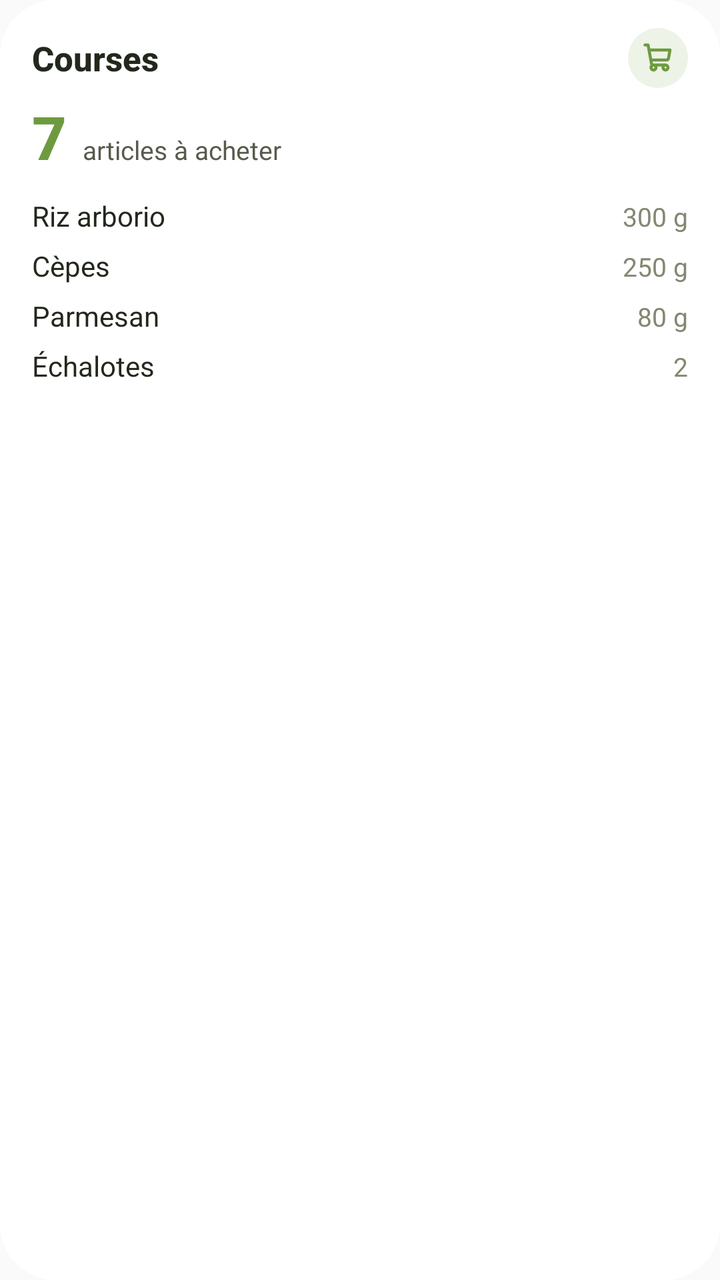
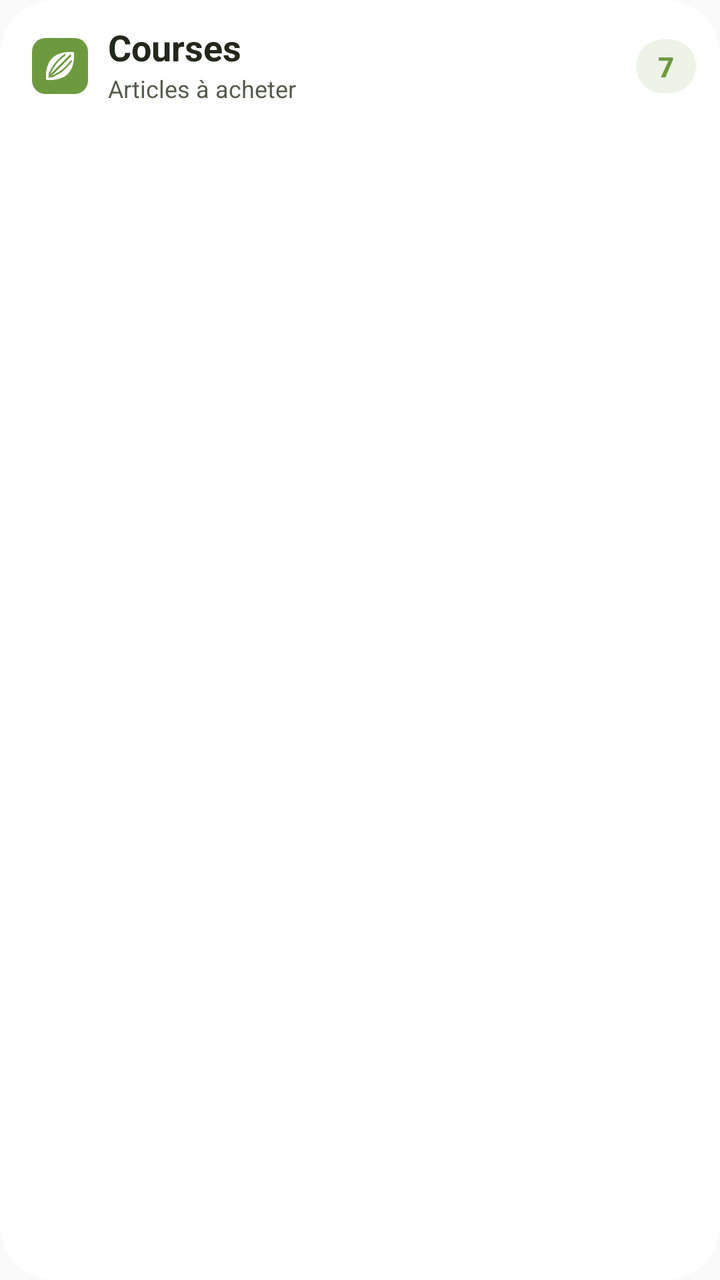

Before-and-after screenshots of an Android layout around one commit, followed by the original layout XML and the change that was made.
<!-- AndroidManifest.xml: application theme AppTheme -->
<!-- res/layout/widget_shopping.xml -->
<?xml version="1.0" encoding="utf-8"?>
<LinearLayout xmlns:android="http://schemas.android.com/apk/res/android"
    android:id="@android:id/background"
    android:layout_width="match_parent"
    android:layout_height="match_parent"
    android:background="@drawable/widget_background"
    android:orientation="vertical"
    android:paddingStart="16dp"
    android:paddingTop="14dp"
    android:paddingEnd="16dp"
    android:paddingBottom="14dp">

    <LinearLayout
        android:layout_width="match_parent"
        android:layout_height="wrap_content"
        android:baselineAligned="true"
        android:gravity="center_vertical"
        android:orientation="horizontal">

        <TextView
            android:layout_width="wrap_content"
            android:layout_height="wrap_content"
            android:fontFamily="sans-serif-medium"
            android:text="Courses"
            android:textColor="@color/widget_text"
            android:textSize="17sp"
            android:textStyle="bold" />

        
        <TextView
            android:layout_width="0dp"
            android:layout_height="wrap_content"
            android:layout_weight="1" />

        <ImageView
            android:layout_width="30dp"
            android:layout_height="30dp"
            android:background="@drawable/widget_chip"
            android:contentDescription="@null"
            android:padding="7dp"
            android:src="@drawable/ic_glyph_cart"
            android:tint="@color/widget_accent" />
    </LinearLayout>

    <LinearLayout
        android:layout_width="match_parent"
        android:layout_height="wrap_content"
        android:layout_marginTop="4dp"
        android:layout_marginBottom="4dp"
        android:baselineAligned="true"
        android:orientation="horizontal">

        <TextView
            android:id="@+id/shop_count"
            android:layout_width="wrap_content"
            android:layout_height="wrap_content"
            android:layout_marginEnd="8dp"
            android:fontFamily="sans-serif-medium"
            android:text="7"
            android:textColor="@color/widget_accent"
            android:textSize="30sp"
            android:textStyle="bold" />

        <TextView
            android:id="@+id/shop_count_label"
            android:layout_width="0dp"
            android:layout_height="wrap_content"
            android:layout_weight="1"
            android:text="articles à acheter"
            android:textColor="@color/widget_text2"
            android:textSize="13sp" />
    </LinearLayout>

    <LinearLayout
        android:id="@+id/shop_row_0"
        android:layout_width="match_parent"
        android:layout_height="wrap_content"
        android:baselineAligned="true"
        android:orientation="horizontal"
        android:paddingTop="6dp">

        <TextView
            android:id="@+id/shop_name_0"
            android:layout_width="0dp"
            android:layout_height="wrap_content"
            android:layout_weight="1"
            android:ellipsize="end"
            android:maxLines="1"
            android:text="Riz arborio"
            android:textColor="@color/widget_text"
            android:textSize="14sp" />

        <TextView
            android:id="@+id/shop_qty_0"
            android:layout_width="wrap_content"
            android:layout_height="wrap_content"
            android:layout_marginStart="8dp"
            android:maxLines="1"
            android:text="300 g"
            android:textColor="@color/widget_text3"
            android:textSize="13sp" />
    </LinearLayout>

    <LinearLayout
        android:id="@+id/shop_row_1"
        android:layout_width="match_parent"
        android:layout_height="wrap_content"
        android:baselineAligned="true"
        android:orientation="horizontal"
        android:paddingTop="6dp">

        <TextView
            android:id="@+id/shop_name_1"
            android:layout_width="0dp"
            android:layout_height="wrap_content"
            android:layout_weight="1"
            android:ellipsize="end"
            android:maxLines="1"
            android:text="Cèpes"
            android:textColor="@color/widget_text"
            android:textSize="14sp" />

        <TextView
            android:id="@+id/shop_qty_1"
            android:layout_width="wrap_content"
            android:layout_height="wrap_content"
            android:layout_marginStart="8dp"
            android:maxLines="1"
            android:text="250 g"
            android:textColor="@color/widget_text3"
            android:textSize="13sp" />
    </LinearLayout>

    <LinearLayout
        android:id="@+id/shop_row_2"
        android:layout_width="match_parent"
        android:layout_height="wrap_content"
        android:baselineAligned="true"
        android:orientation="horizontal"
        android:paddingTop="6dp">

        <TextView
            android:id="@+id/shop_name_2"
            android:layout_width="0dp"
            android:layout_height="wrap_content"
            android:layout_weight="1"
            android:ellipsize="end"
            android:maxLines="1"
            android:text="Parmesan"
            android:textColor="@color/widget_text"
            android:textSize="14sp" />

        <TextView
            android:id="@+id/shop_qty_2"
            android:layout_width="wrap_content"
            android:layout_height="wrap_content"
            android:layout_marginStart="8dp"
            android:maxLines="1"
            android:text="80 g"
            android:textColor="@color/widget_text3"
            android:textSize="13sp" />
    </LinearLayout>

    <LinearLayout
        android:id="@+id/shop_row_3"
        android:layout_width="match_parent"
        android:layout_height="wrap_content"
        android:baselineAligned="true"
        android:orientation="horizontal"
        android:paddingTop="6dp">

        <TextView
            android:id="@+id/shop_name_3"
            android:layout_width="0dp"
            android:layout_height="wrap_content"
            android:layout_weight="1"
            android:ellipsize="end"
            android:maxLines="1"
            android:text="Échalotes"
            android:textColor="@color/widget_text"
            android:textSize="14sp" />

        <TextView
            android:id="@+id/shop_qty_3"
            android:layout_width="wrap_content"
            android:layout_height="wrap_content"
            android:layout_marginStart="8dp"
            android:maxLines="1"
            android:text="2"
            android:textColor="@color/widget_text3"
            android:textSize="13sp" />
    </LinearLayout>
</LinearLayout>
<!-- resources referenced by this layout -->
<resources>
  <color name="widget_accent">#6e9a3f</color>
  <color name="widget_text">#23281d</color>
  <color name="widget_text2">#565b4c</color>
  <color name="widget_text3">#838872</color>
  <!-- drawable ic_glyph_cart (drawable) -->
  <?xml version="1.0" encoding="utf-8"?>
  <vector xmlns:android="http://schemas.android.com/apk/res/android"
      android:width="24dp"
      android:height="24dp"
      android:viewportWidth="256"
      android:viewportHeight="256">
      <path android:fillColor="#FFFFFFFF" android:pathData="M233.21,56.31A12,12,0,0,0,224,52H66L60.53,21.85A12,12,0,0,0,48.73,12H24a12,12,0,0,0,0,24H38.71L63.62,173a28,28,0,0,0,4.07,10.21A32,32,0,1,0,123,196h34a32,32,0,1,0,31-24H91.17a4,4,0,0,1-3.93-3.28L84.92,156H196.1a28,28,0,0,0,27.55-23l12.16-66.86A12,12,0,0,0,233.21,56.31ZM100,204a8,8,0,1,1-8-8A8,8,0,0,1,100,204Zm88,8a8,8,0,1,1,8-8A8,8,0,0,1,188,212Zm12-83.28A4,4,0,0,1,196.1,132H80.56L70.38,76H209.62Z" />
  </vector>
  <!-- drawable widget_background (drawable) -->
  <?xml version="1.0" encoding="utf-8"?>
  <shape xmlns:android="http://schemas.android.com/apk/res/android" android:shape="rectangle">
      <solid android:color="@color/widget_surface" />
      <corners android:radius="@dimen/widget_radius" />
  </shape>
  <!-- drawable widget_chip (drawable) -->
  <?xml version="1.0" encoding="utf-8"?>
  <shape xmlns:android="http://schemas.android.com/apk/res/android" android:shape="oval">
      <solid android:color="@color/widget_chip" />
  </shape>
  <style name="AppTheme" parent="Theme.AppCompat.Light.DarkActionBar">
          
          <item name="colorPrimary">@color/colorPrimary</item>
          <item name="colorPrimaryDark">@color/colorPrimaryDark</item>
          <item name="colorAccent">@color/colorAccent</item>
      </style>
  <color name="widget_surface">#ffffff</color>
  <dimen name="widget_radius">24dp</dimen>
  <color name="widget_chip">#1f6e9a3f</color>
</resources>

<!-- the commit's change to res/layout/widget_shopping.xml (unified diff, before → after) -->
@@ -7,187 +7,120 @@
     android:orientation="vertical"
     android:paddingStart="16dp"
     android:paddingTop="14dp"
-    android:paddingEnd="16dp"
-    android:paddingBottom="14dp">
+    android:paddingEnd="12dp"
+    android:paddingBottom="6dp">
 
     <LinearLayout
+        android:id="@+id/shop_header"
         android:layout_width="match_parent"
         android:layout_height="wrap_content"
-        android:baselineAligned="true"
         android:gravity="center_vertical"
         android:orientation="horizontal">
 
-        <TextView
-            android:layout_width="wrap_content"
-            android:layout_height="wrap_content"
-            android:fontFamily="sans-serif-medium"
-            android:text="Courses"
-            android:textColor="@color/widget_text"
-            android:textSize="17sp"
-            android:textStyle="bold" />
+        <ImageView
+            android:layout_width="28dp"
+            android:layout_height="28dp"
+            android:contentDescription="Cardamome"
+            android:src="@drawable/ic_widget_logo" />
 
-        
-        <TextView
+        <LinearLayout
             android:layout_width="0dp"
             android:layout_height="wrap_content"
-            android:layout_weight="1" />
+            android:layout_marginStart="10dp"
+            android:layout_weight="1"
+            android:orientation="vertical">
 
-        <ImageView
-            android:layout_width="30dp"
-            android:layout_height="30dp"
-            android:background="@drawable/widget_chip"
-            android:contentDescription="@null"
-            android:padding="7dp"
-            android:src="@drawable/ic_glyph_cart"
-            android:tint="@color/widget_accent" />
-    </LinearLayout>
+            <TextView
+                android:layout_width="wrap_content"
+                android:layout_height="wrap_content"
+                android:fontFamily="sans-serif"
+                android:includeFontPadding="false"
+                android:text="Courses"
+                android:textColor="@color/widget_text"
+                android:textSize="18sp"
+                android:textStyle="bold" />
 
-    <LinearLayout
-        android:layout_width="match_parent"
-        android:layout_height="wrap_content"
-        android:layout_marginTop="4dp"
-        android:layout_marginBottom="4dp"
-        android:baselineAligned="true"
-        android:orientation="horizontal">
+            <TextView
+                android:id="@+id/shop_subtitle"
+                android:layout_width="wrap_content"
+                android:layout_height="wrap_content"
+                android:layout_marginTop="1dp"
+                android:maxLines="1"
+                android:ellipsize="end"
+                android:text="Articles à acheter"
+                android:textColor="@color/widget_text2"
+                android:textSize="12sp" />
+        </LinearLayout>
 
         <TextView
             android:id="@+id/shop_count"
             android:layout_width="wrap_content"
             android:layout_height="wrap_content"
-            android:layout_marginEnd="8dp"
+            android:background="@drawable/widget_pill"
             android:fontFamily="sans-serif-medium"
+            android:minWidth="30dp"
+            android:gravity="center"
+            android:paddingStart="10dp"
+            android:paddingTop="4dp"
+            android:paddingEnd="10dp"
+            android:paddingBottom="4dp"
             android:text="7"
             android:textColor="@color/widget_accent"
-            android:textSize="30sp"
+            android:textSize="14sp"
             android:textStyle="bold" />
-
-        <TextView
-            android:id="@+id/shop_count_label"
-            android:layout_width="0dp"
-            android:layout_height="wrap_content"
-            android:layout_weight="1"
-            android:text="articles à acheter"
-            android:textColor="@color/widget_text2"
-            android:textSize="13sp" />
     </LinearLayout>
 
-    <LinearLayout
-        android:id="@+id/shop_row_0"
+    <FrameLayout
         android:layout_width="match_parent"
-        android:layout_height="wrap_content"
-        android:baselineAligned="true"
-        android:orientation="horizontal"
-        android:paddingTop="6dp">
+        android:layout_height="0dp"
+        android:layout_marginTop="8dp"
+        android:layout_weight="1">
 
-        <TextView
-            android:id="@+id/shop_name_0"
-            android:layout_width="0dp"
-            android:layout_height="wrap_content"
-            android:layout_weight="1"
-            android:ellipsize="end"
-            android:maxLines="1"
-            android:text="Riz arborio"
-            android:textColor="@color/widget_text"
-            android:textSize="14sp" />
+        <ListView
+            android:id="@+id/shop_list"
+            android:layout_width="match_parent"
+            android:layout_height="match_parent"
+            android:clipToPadding="false"
+            android:divider="@null"
+            android:paddingBottom="16dp"
+            android:scrollbars="none" />
 
-        <TextView
-            android:id="@+id/shop_qty_0"
-            android:layout_width="wrap_content"
-            android:layout_height="wrap_content"
-            android:layout_marginStart="8dp"
-            android:maxLines="1"
-            android:text="300 g"
-            android:textColor="@color/widget_text3"
-            android:textSize="13sp" />
-    </LinearLayout>
+        <LinearLayout
+            android:id="@+id/shop_empty"
+            android:layout_width="match_parent"
+            android:layout_height="match_parent"
+            android:gravity="center_vertical"
+            android:orientation="horizontal"
+            android:paddingBottom="12dp"
+            android:visibility="gone">
 
-    <LinearLayout
-        android:id="@+id/shop_row_1"
-        android:layout_width="match_parent"
-        android:layout_height="wrap_content"
-        android:baselineAligned="true"
-        android:orientation="horizontal"
-        android:paddingTop="6dp">
+            <ImageView
+                android:layout_width="40dp"
+                android:layout_height="40dp"
+                android:background="@drawable/widget_chip"
+                android:contentDescription="@null"
+                android:padding="10dp"
+                android:src="@drawable/ic_glyph_cart"
+                android:tint="@color/widget_accent" />
 
-        <TextView
-            android:id="@+id/shop_name_1"
-            android:layout_width="0dp"
-            android:layout_height="wrap_content"
-            android:layout_weight="1"
-            android:ellipsize="end"
-            android:maxLines="1"
-            android:text="Cèpes"
-            android:textColor="@color/widget_text"
-            android:textSize="14sp" />
+            <TextView
+                android:id="@+id/shop_empty_text"
+                android:layout_width="0dp"
+                android:layout_height="wrap_content"
+                android:layout_marginStart="12dp"
+                android:layout_weight="1"
+                android:lineSpacingExtra="2dp"
+                android:text="Rien à acheter pour l'instant."
+                android:textColor="@color/widget_text2"
+                android:textSize="13sp" />
+        </LinearLayout>
 
-        <TextView
-            android:id="@+id/shop_qty_1"
-            android:layout_width="wrap_content"
-            android:layout_height="wrap_content"
-            android:layout_marginStart="8dp"
-            android:maxLines="1"
-            android:text="250 g"
-            android:textColor="@color/widget_text3"
-            android:textSize="13sp" />
-    </LinearLayout>
-
-    <LinearLayout
-        android:id="@+id/shop_row_2"
-        android:layout_width="match_parent"
-        android:layout_height="wrap_content"
-        android:baselineAligned="true"
-        android:orientation="horizontal"
-        android:paddingTop="6dp">
-
-        <TextView
-            android:id="@+id/shop_name_2"
-            android:layout_width="0dp"
-            android:layout_height="wrap_content"
-            android:layout_weight="1"
-            android:ellipsize="end"
-            android:maxLines="1"
-            android:text="Parmesan"
-            android:textColor="@color/widget_text"
-            android:textSize="14sp" />
-
-        <TextView
-            android:id="@+id/shop_qty_2"
-            android:layout_width="wrap_content"
-            android:layout_height="wrap_content"
-            android:layout_marginStart="8dp"
-            android:maxLines="1"
-            android:text="80 g"
-            android:textColor="@color/widget_text3"
-            android:textSize="13sp" />
-    </LinearLayout>
-
-    <LinearLayout
-        android:id="@+id/shop_row_3"
-        android:layout_width="match_parent"
-        android:layout_height="wrap_content"
-        android:baselineAligned="true"
-        android:orientation="horizontal"
-        android:paddingTop="6dp">
-
-        <TextView
-            android:id="@+id/shop_name_3"
-            android:layout_width="0dp"
-            android:layout_height="wrap_content"
-            android:layout_weight="1"
-            android:ellipsize="end"
-            android:maxLines="1"
-            android:text="Échalotes"
-            android:textColor="@color/widget_text"
-            android:textSize="14sp" />
-
-        <TextView
-            android:id="@+id/shop_qty_3"
-            android:layout_width="wrap_content"
-            android:layout_height="wrap_content"
-            android:layout_marginStart="8dp"
-            android:maxLines="1"
-            android:text="2"
-            android:textColor="@color/widget_text3"
-            android:textSize="13sp" />
-    </LinearLayout>
+        <ImageView
+            android:layout_width="match_parent"
+            android:layout_height="22dp"
+            android:layout_gravity="bottom"
+            android:contentDescription="@null"
+            android:scaleType="fitXY"
+            android:src="@drawable/widget_fade" />
+    </FrameLayout>
 </LinearLayout>
<!-- resource entries referenced after the edit -->
@@ -3,7 +3,6 @@
   <color name="widget_accent">#6e9a3f</color>
   <color name="widget_text">#23281d</color>
   <color name="widget_text2">#565b4c</color>
-  <color name="widget_text3">#838872</color>
   <!-- drawable ic_glyph_cart (drawable) -->
   <?xml version="1.0" encoding="utf-8"?>
   <vector xmlns:android="http://schemas.android.com/apk/res/android"
@@ -12,6 +11,37 @@
       android:viewportWidth="256"
       android:viewportHeight="256">
       <path android:fillColor="#FFFFFFFF" android:pathData="M233.21,56.31A12,12,0,0,0,224,52H66L60.53,21.85A12,12,0,0,0,48.73,12H24a12,12,0,0,0,0,24H38.71L63.62,173a28,28,0,0,0,4.07,10.21A32,32,0,1,0,123,196h34a32,32,0,1,0,31-24H91.17a4,4,0,0,1-3.93-3.28L84.92,156H196.1a28,28,0,0,0,27.55-23l12.16-66.86A12,12,0,0,0,233.21,56.31ZM100,204a8,8,0,1,1-8-8A8,8,0,0,1,100,204Zm88,8a8,8,0,1,1,8-8A8,8,0,0,1,188,212Zm12-83.28A4,4,0,0,1,196.1,132H80.56L70.38,76H209.62Z" />
+  </vector>
+  <!-- drawable ic_widget_logo (drawable) -->
+  <?xml version="1.0" encoding="utf-8"?>
+  <vector xmlns:android="http://schemas.android.com/apk/res/android"
+      android:width="28dp"
+      android:height="28dp"
+      android:viewportWidth="100"
+      android:viewportHeight="100">
+      <path
+          android:fillColor="#6E9A3F"
+          android:pathData="M24 0 H76 A24 24 0 0 1 100 24 V76 A24 24 0 0 1 76 100 H24 A24 24 0 0 1 0 76 V24 A24 24 0 0 1 24 0 Z" />
+      <group android:pivotX="50" android:pivotY="50" android:rotation="45">
+          <path
+              android:fillColor="#FFFFFF"
+              android:pathData="M50 15 C68 30 74 48 67 63 C62.5 74 55.5 80 50 85 C44.5 80 37.5 74 33 63 C26 48 32 30 50 15 Z" />
+          <path
+              android:strokeColor="#6E9A3F"
+              android:strokeLineCap="round"
+              android:strokeWidth="3.4"
+              android:pathData="M50 24 C50 40 50 62 50 77" />
+          <path
+              android:strokeColor="#6E9A3F"
+              android:strokeLineCap="round"
+              android:strokeWidth="3"
+              android:pathData="M42 30 C39.5 45 41 60 47 74" />
+          <path
+              android:strokeColor="#6E9A3F"
+              android:strokeLineCap="round"
+              android:strokeWidth="3"
+              android:pathData="M58 30 C60.5 45 59 60 53 74" />
+      </group>
   </vector>
   <!-- drawable widget_background (drawable) -->
   <?xml version="1.0" encoding="utf-8"?>
@@ -24,6 +54,20 @@
   <shape xmlns:android="http://schemas.android.com/apk/res/android" android:shape="oval">
       <solid android:color="@color/widget_chip" />
   </shape>
+  <!-- drawable widget_fade (drawable) -->
+  <?xml version="1.0" encoding="utf-8"?>
+  <shape xmlns:android="http://schemas.android.com/apk/res/android" android:shape="rectangle">
+      <gradient
+          android:angle="270"
+          android:endColor="@color/widget_surface"
+          android:startColor="@color/widget_surface_clear" />
+  </shape>
+  <!-- drawable widget_pill (drawable) -->
+  <?xml version="1.0" encoding="utf-8"?>
+  <shape xmlns:android="http://schemas.android.com/apk/res/android" android:shape="rectangle">
+      <solid android:color="@color/widget_chip" />
+      <corners android:radius="999dp" />
+  </shape>
   <style name="AppTheme" parent="Theme.AppCompat.Light.DarkActionBar">
           
           <item name="colorPrimary">@color/colorPrimary</item>
@@ -33,5 +77,6 @@
   <color name="widget_surface">#ffffff</color>
   <dimen name="widget_radius">24dp</dimen>
   <color name="widget_chip">#1f6e9a3f</color>
+  <color name="widget_surface_clear">#00ffffff</color>
 </resources>
 
